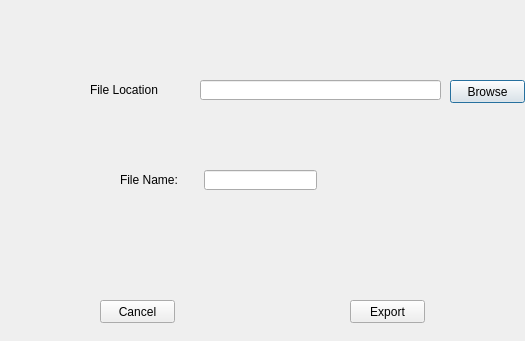
The window that export_to_csv_window.ui (TrinhLab/CASPERapp) describes before a commit, drawn with Qt 5.
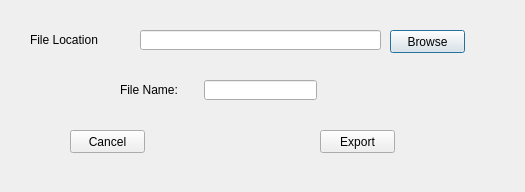
The same window after the commit.

What changed in the file:
```diff
--- a/export_to_csv_window.ui
+++ b/export_to_csv_window.ui
@@ -7,7 +7,7 @@
     <x>0</x>
     <y>0</y>
     <width>525</width>
-    <height>341</height>
+    <height>192</height>
    </rect>
   </property>
   <property name="windowTitle">
@@ -17,7 +17,7 @@
    <property name="geometry">
     <rect>
      <x>204</x>
-     <y>170</y>
+     <y>80</y>
      <width>113</width>
      <height>20</height>
     </rect>
@@ -30,7 +30,7 @@
    <property name="geometry">
     <rect>
      <x>120</x>
-     <y>170</y>
+     <y>80</y>
      <width>81</width>
      <height>20</height>
     </rect>
@@ -45,8 +45,8 @@
    </property>
    <property name="geometry">
     <rect>
-     <x>200</x>
-     <y>80</y>
+     <x>140</x>
+     <y>30</y>
      <width>241</width>
      <height>20</height>
     </rect>
@@ -55,8 +55,8 @@
   <widget class="QLabel" name="label_2">
    <property name="geometry">
     <rect>
-     <x>90</x>
-     <y>80</y>
+     <x>30</x>
+     <y>30</y>
      <width>91</width>
      <height>20</height>
     </rect>
@@ -68,8 +68,8 @@
   <widget class="QPushButton" name="browse_button">
    <property name="geometry">
     <rect>
-     <x>450</x>
-     <y>80</y>
+     <x>390</x>
+     <y>30</y>
      <width>75</width>
      <height>23</height>
     </rect>
@@ -84,8 +84,8 @@
   <widget class="QPushButton" name="cancel_button">
    <property name="geometry">
     <rect>
-     <x>100</x>
-     <y>300</y>
+     <x>70</x>
+     <y>130</y>
      <width>75</width>
      <height>23</height>
     </rect>
@@ -97,8 +97,8 @@
   <widget class="QPushButton" name="export_button">
    <property name="geometry">
     <rect>
-     <x>350</x>
-     <y>300</y>
+     <x>320</x>
+     <y>130</y>
      <width>75</width>
      <height>23</height>
     </rect>
```
